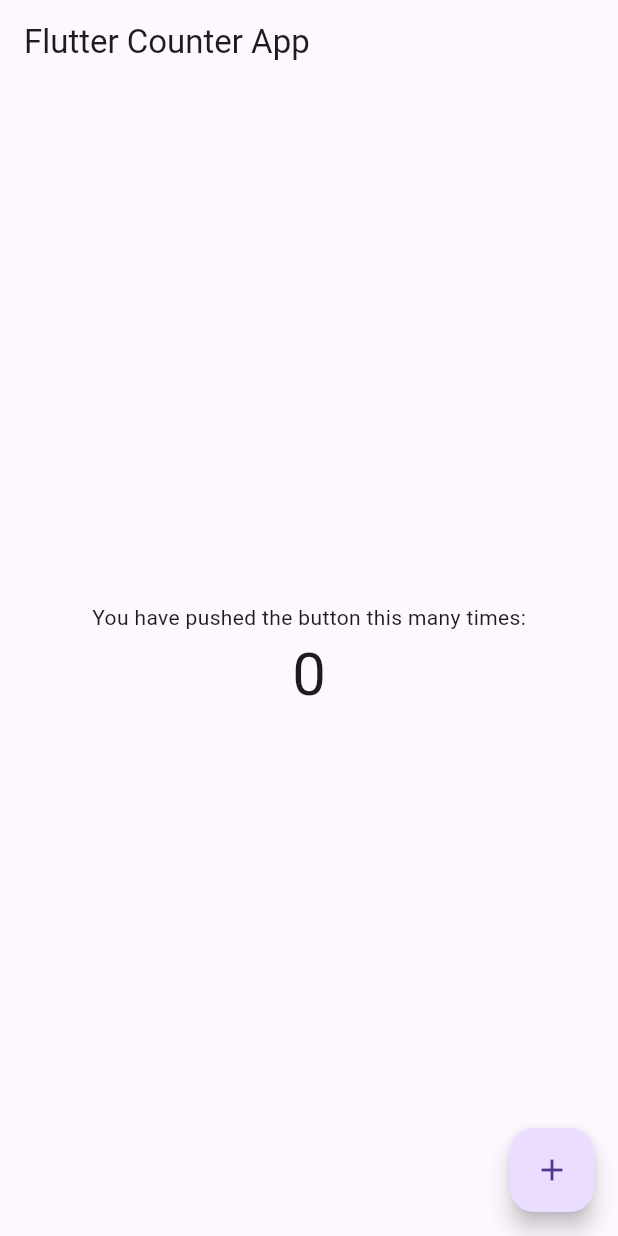
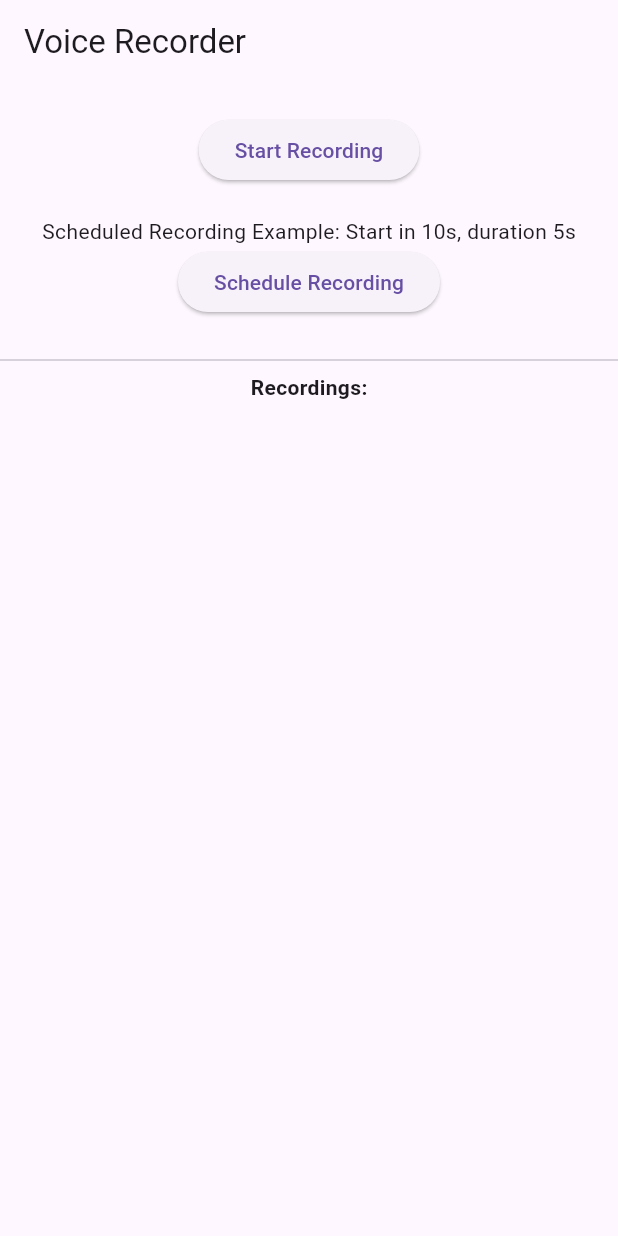
Before and after one commit to YEEDLIB/flutterapp, a Flutter app: the screen it shows after launch, on a phone screen of 412 x 824 dp. Run offline on Flutter 3.47's test engine with Material 3 defaults, Android fonts, the phone set to English and light mode, and no system bars; our stand-ins replace permission_handler; missing offline and left inert: android_alarm_manager_plus, flutter_sound.

Commit message:
Update main.dart

```diff
--- a/my_app/lib/main.dart
+++ b/my_app/lib/main.dart
@@ -1,6 +1,14 @@
 import 'package:flutter/material.dart';
+import 'package:flutter_sound/flutter_sound.dart';
+import 'package:permission_handler/permission_handler.dart';
+import 'package:path_provider/path_provider.dart';
+import 'dart:io';
+import 'package:intl/intl.dart';
+import 'package:android_alarm_manager_plus/android_alarm_manager_plus.dart';
 
-void main() {
+void main() async {
+  WidgetsFlutterBinding.ensureInitialized();
+  await AndroidAlarmManager.initialize();
   runApp(MyApp());
 }
 
@@ -8,48 +16,164 @@ class MyApp extends StatelessWidget {
   @override
   Widget build(BuildContext context) {
     return MaterialApp(
-      title: 'Flutter Demo',
-      home: CounterPage(),
+      title: 'Voice Recorder',
+      theme: ThemeData(primarySwatch: Colors.blue),
+      home: RecorderPage(),
     );
   }
 }
 
-class CounterPage extends StatefulWidget {
+class RecorderPage extends StatefulWidget {
   @override
-  _CounterPageState createState() => _CounterPageState();
+  _RecorderPageState createState() => _RecorderPageState();
 }
 
-class _CounterPageState extends State<CounterPage> {
-  int _counter = 0;
+class _RecorderPageState extends State<RecorderPage> {
+  final FlutterSoundRecorder _recorder = FlutterSoundRecorder();
+  final FlutterSoundPlayer _player = FlutterSoundPlayer();
+  bool _isRecording = false;
+  String? _currentFile;
+  List<FileSystemEntity> _recordings = [];
 
-  void _incrementCounter() {
+  @override
+  void initState() {
+    super.initState();
+    _initRecorder();
+    _loadRecordings();
+  }
+
+  Future<void> _initRecorder() async {
+    await _recorder.openRecorder();
+    await _player.openPlayer();
+    await Permission.microphone.request();
+    await Permission.storage.request();
+  }
+
+  Future<String> _getFilePath() async {
+    final dir = await getApplicationDocumentsDirectory();
+    final timestamp = DateFormat('yyyyMMdd_HHmmss').format(DateTime.now());
+    return '${dir.path}/recording_$timestamp.aac';
+  }
+
+  void _startRecording() async {
+    _currentFile = await _getFilePath();
+    await _recorder.startRecorder(
+      toFile: _currentFile,
+      codec: Codec.aacADTS,
+    );
+    setState(() => _isRecording = true);
+  }
+
+  void _stopRecording() async {
+    await _recorder.stopRecorder();
     setState(() {
-      _counter++;
+      _isRecording = false;
+      _currentFile = null;
+      _loadRecordings();
     });
+  }
+
+  void _loadRecordings() async {
+    final dir = await getApplicationDocumentsDirectory();
+    final files = dir.listSync().where((f) => f.path.endsWith('.aac')).toList();
+    setState(() {
+      _recordings = files;
+    });
+  }
+
+  void _deleteRecording(FileSystemEntity file) async {
+    await file.delete();
+    _loadRecordings();
+  }
+
+  void _playRecording(String path) async {
+    await _player.startPlayer(
+      fromURI: path,
+      codec: Codec.aacADTS,
+      whenFinished: () => setState(() {}),
+    );
+  }
+
+  void _stopPlayback() async {
+    await _player.stopPlayer();
+    setState(() {});
+  }
+
+  // Basic scheduled recording
+  void _scheduleRecording(DateTime time, int durationSeconds) {
+    AndroidAlarmManager.oneShotAt(
+      time,
+      0,
+      () async {
+        final filePath = await _getFilePath();
+        await _recorder.startRecorder(toFile: filePath, codec: Codec.aacADTS);
+        await Future.delayed(Duration(seconds: durationSeconds));
+        await _recorder.stopRecorder();
+      },
+      exact: true,
+      wakeup: true,
+    );
+  }
+
+  @override
+  void dispose() {
+    _recorder.closeRecorder();
+    _player.closePlayer();
+    super.dispose();
   }
 
   @override
   Widget build(BuildContext context) {
     return Scaffold(
-      appBar: AppBar(
-        title: Text('Flutter Counter App'),
-      ),
-      body: Center(
-        child: Column(
-          mainAxisAlignment: MainAxisAlignment.center,
-          children: <Widget>[
-            Text('You have pushed the button this many times:'),
-            Text(
-              '$_counter',
-              style: TextStyle(fontSize: 40),
+      appBar: AppBar(title: Text("Voice Recorder")),
+      body: Column(
+        children: [
+          SizedBox(height: 20),
+          ElevatedButton(
+            onPressed: _isRecording ? _stopRecording : _startRecording,
+            child: Text(_isRecording ? 'Stop Recording' : 'Start Recording'),
+          ),
+          SizedBox(height: 20),
+          Text('Scheduled Recording Example: Start in 10s, duration 5s'),
+          ElevatedButton(
+            onPressed: () {
+              final scheduledTime = DateTime.now().add(Duration(seconds: 10));
+              _scheduleRecording(scheduledTime, 5);
+            },
+            child: Text('Schedule Recording'),
+          ),
+          SizedBox(height: 20),
+          Divider(),
+          Text('Recordings:', style: TextStyle(fontWeight: FontWeight.bold)),
+          Expanded(
+            child: ListView.builder(
+              itemCount: _recordings.length,
+              itemBuilder: (context, index) {
+                final file = _recordings[index];
+                return ListTile(
+                  title: Text(file.path.split('/').last),
+                  trailing: Row(
+                    mainAxisSize: MainAxisSize.min,
+                    children: [
+                      IconButton(
+                        icon: Icon(Icons.play_arrow),
+                        onPressed: () => _playRecording(file.path),
+                      ),
+                      IconButton(
+                        icon: Icon(Icons.stop),
+                        onPressed: _stopPlayback,
+                      ),
+                      IconButton(
+                        icon: Icon(Icons.delete),
+                        onPressed: () => _deleteRecording(file),
+                      ),
+                    ],
+                  ),
+                );
+              },
             ),
-          ],
-        ),
-      ),
-      floatingActionButton: FloatingActionButton(
-        onPressed: _incrementCounter,
-        tooltip: 'Increment',
-        child: Icon(Icons.add),
+          ),
+        ],
       ),
     );
   }
```
